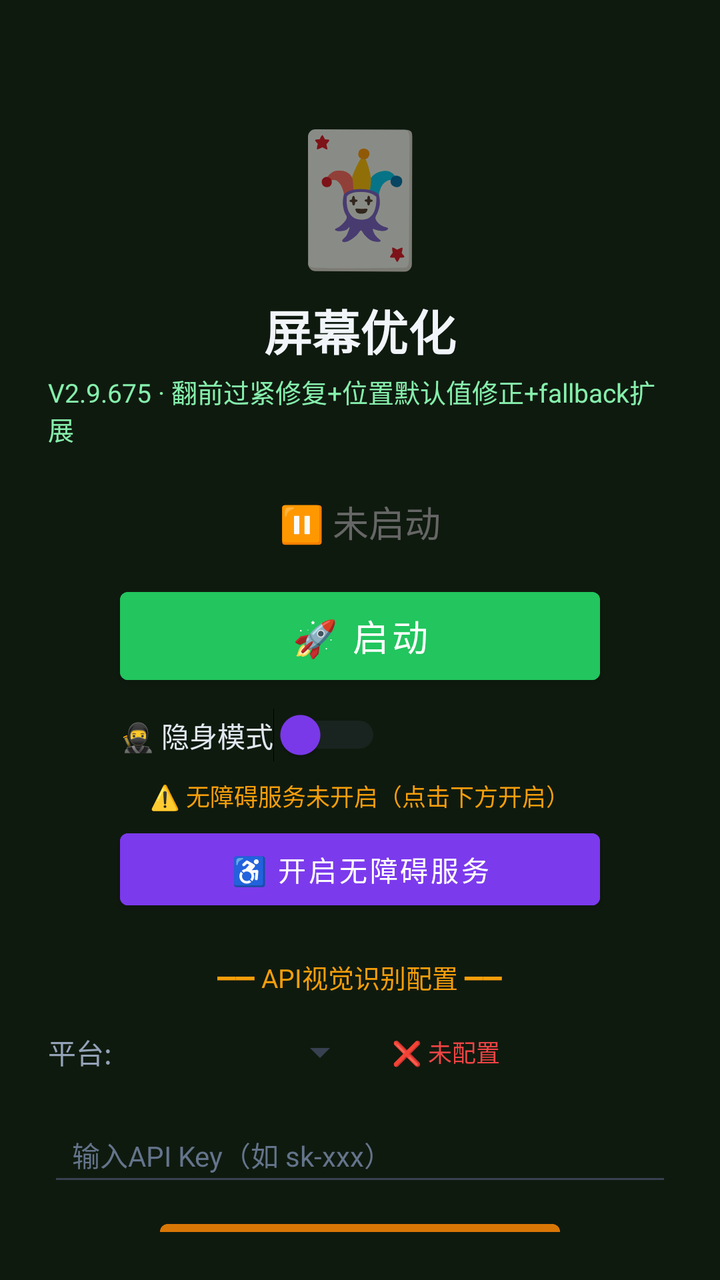
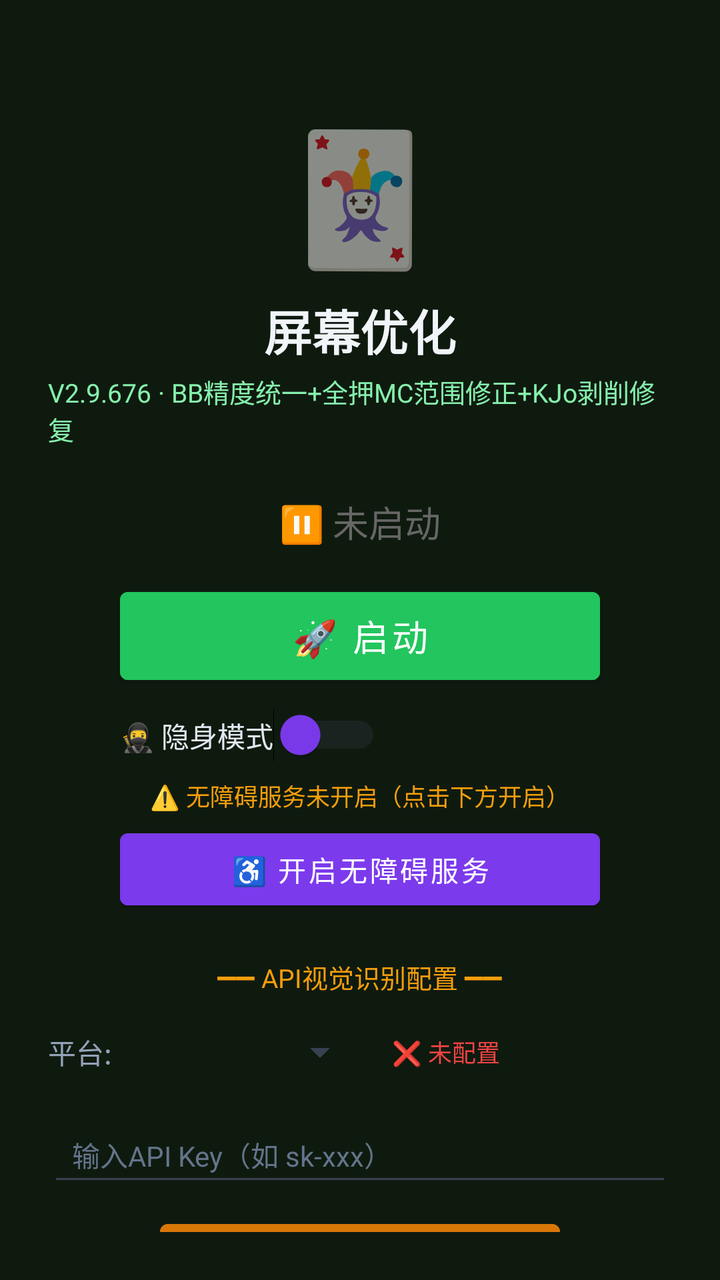

The first picture is an Android layout as it rendered before a commit; the second is the same layout after the commit. The layout source and the unified diff follow.
<!-- AndroidManifest.xml: activity theme Theme.MjScreenshot -->
<!-- res/layout/activity_main.xml -->
<?xml version="1.0" encoding="utf-8"?>
<LinearLayout xmlns:android="http://schemas.android.com/apk/res/android"
    android:layout_width="match_parent"
    android:layout_height="match_parent"
    android:orientation="vertical"
    android:background="#0f1a0f"
    android:padding="24dp"
    android:gravity="center_horizontal">

    <TextView
        android:layout_width="wrap_content"
        android:layout_height="wrap_content"
        android:text="🃏"
        android:textSize="64sp"
        android:layout_marginTop="30dp" />

    <TextView
        android:layout_width="wrap_content"
        android:layout_height="wrap_content"
        android:text="屏幕优化"
        android:textSize="24sp"
        android:textColor="#f1f5f9"
        android:textStyle="bold"
        android:layout_marginTop="8dp" />

    <TextView
        android:layout_width="wrap_content"
        android:layout_height="wrap_content"
        android:text="V2.9.675 · 翻前过紧修复+位置默认值修正+fallback扩展"
        android:textSize="13sp"
        android:textColor="#86efac"
        android:layout_marginTop="4dp" />

    <TextView
        android:id="@+id/tvStatus"
        android:layout_width="wrap_content"
        android:layout_height="wrap_content"
        android:text="⏸ 未启动"
        android:textSize="18sp"
        android:textColor="#666666"
        android:layout_marginTop="24dp" />

    <Button
        android:id="@+id/btnStart"
        android:layout_width="240dp"
        android:layout_height="56dp"
        android:text="🚀 启动"
        android:textSize="18sp"
        android:textColor="#ffffff"
        android:backgroundTint="#22c55e"
        android:layout_marginTop="16dp" />

    <Button
        android:id="@+id/btnHelper"
        android:layout_width="240dp"
        android:layout_height="56dp"
        android:text="🃏 打开智囊"
        android:textSize="16sp"
        android:textColor="#ffffff"
        android:backgroundTint="#16a34a"
        android:layout_marginTop="12dp"
        android:visibility="gone" />

    
    <LinearLayout
        android:layout_width="240dp"
        android:layout_height="wrap_content"
        android:orientation="horizontal"
        android:gravity="center_vertical"
        android:layout_marginTop="8dp">

        <Switch
            android:id="@+id/switchStealth"
            android:layout_width="wrap_content"
            android:layout_height="wrap_content"
            android:text="🥷 隐身模式"
            android:textColor="#e2e8f0"
            android:textSize="14sp"
            android:thumbTint="#7c3aed"
            android:trackTint="#374151" />
    </LinearLayout>

    <TextView
        android:id="@+id/tvAccessibilityStatus"
        android:layout_width="wrap_content"
        android:layout_height="wrap_content"
        android:text="⚠️ 无障碍服务未开启（点击下方开启）"
        android:textSize="12sp"
        android:textColor="#f59e0b"
        android:layout_marginTop="8dp"
        android:gravity="center" />

    <Button
        android:id="@+id/btnAccessibility"
        android:layout_width="240dp"
        android:layout_height="48dp"
        android:text="♿ 开启无障碍服务"
        android:textSize="14sp"
        android:textColor="#ffffff"
        android:backgroundTint="#7c3aed"
        android:layout_marginTop="4dp" />

    <TextView
        android:layout_width="wrap_content"
        android:layout_height="wrap_content"
        android:text="━━ API视觉识别配置 ━━"
        android:textSize="13sp"
        android:textColor="#f59e0b"
        android:layout_marginTop="20dp" />

    <LinearLayout
        android:layout_width="match_parent"
        android:layout_height="wrap_content"
        android:orientation="horizontal"
        android:layout_marginTop="8dp"
        android:gravity="center_vertical">

        <TextView
            android:layout_width="wrap_content"
            android:layout_height="wrap_content"
            android:text="平台:"
            android:textSize="14sp"
            android:textColor="#94a3b8" />

        <Spinner
            android:id="@+id/spinnerProvider"
            android:layout_width="120dp"
            android:layout_height="40dp"
            android:layout_marginStart="8dp"
            android:backgroundTint="#374151" />

        <TextView
            android:id="@+id/tvApiStatus"
            android:layout_width="wrap_content"
            android:layout_height="wrap_content"
            android:text="❌ 未配置"
            android:textSize="12sp"
            android:textColor="#ef4444"
            android:layout_marginStart="12dp" />
    </LinearLayout>

    <EditText
        android:id="@+id/etApiKey"
        android:layout_width="match_parent"
        android:layout_height="44dp"
        android:hint="输入API Key（如 sk-xxx）"
        android:textSize="14sp"
        android:textColor="#e2e8f0"
        android:textColorHint="#64748b"
        android:backgroundTint="#374151"
        android:inputType="textPassword"
        android:layout_marginTop="8dp"
        android:paddingStart="12dp"
        android:paddingEnd="12dp" />

    <Button
        android:id="@+id/btnSaveApi"
        android:layout_width="200dp"
        android:layout_height="44dp"
        android:text="💾 保存API配置"
        android:textSize="14sp"
        android:textColor="#ffffff"
        android:backgroundTint="#d97706"
        android:layout_marginTop="8dp" />

    <TextView
        android:id="@+id/tvHint"
        android:layout_width="wrap_content"
        android:layout_height="wrap_content"
        android:text="先点上方按钮启动截屏"
        android:textSize="13sp"
        android:textColor="#666666"
        android:layout_marginTop="12dp"
        android:gravity="center" />

    <TextView
        android:layout_width="wrap_content"
        android:layout_height="wrap_content"
        android:text="使用步骤：\n1. 配置API Key（支持OpenAI/通义千问VL/硅基流动）\n2. 点「开启无障碍服务」→ 开启\n3. 开启「🥷隐身模式」(反检测)\n4. 点「启动」→ 允许悬浮窗\n5. 打牌时点屏幕上的🎯悬浮球即可截屏识别\n★ 拖动悬浮球可移到不挡牌的位置 ★\n★ 长按悬浮球可展开/收起详细面板 ★\n★ 悬浮球边框颜色=建议：绿=加注 橙=跟注 红=弃牌 ★"
        android:textSize="12sp"
        android:textColor="#64748b"
        android:layout_marginTop="12dp"
        android:lineSpacingExtra="3dp" />

</LinearLayout>
<!-- resources referenced by this layout -->
<resources>
  <style name="Theme.MjScreenshot" parent="Theme.MaterialComponents.DayNight.DarkActionBar">
          <item name="colorPrimary">#1e40af</item>
          <item name="colorPrimaryVariant">#1e3a8a</item>
          <item name="colorOnPrimary">#ffffff</item>
          <item name="android:statusBarColor">#0f172a</item>
      </style>
</resources>

<!-- the commit's change to res/layout/activity_main.xml (unified diff, before → after) -->
@@ -26,7 +26,7 @@
     <TextView
         android:layout_width="wrap_content"
         android:layout_height="wrap_content"
-        android:text="V2.9.675 · 翻前过紧修复+位置默认值修正+fallback扩展"
+        android:text="V2.9.676 · BB精度统一+全押MC范围修正+KJo剥削修复"
         android:textSize="13sp"
         android:textColor="#86efac"
         android:layout_marginTop="4dp" />
